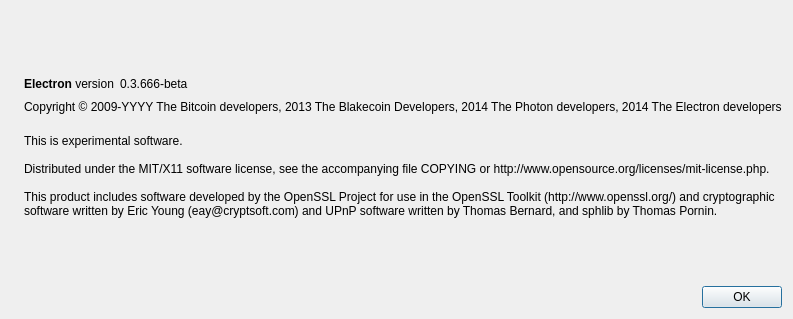
Before: the Qt Designer form src/qt/forms/aboutdialog.ui in cinnamoncoin/https---github.com-cinnamoncoin-Electron-ELT, drawn with Qt 5.
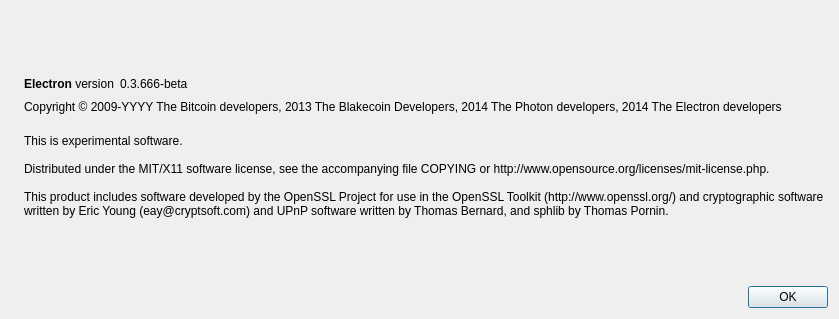
After: the same form once the commit is applied. Icons and pictures are not drawn.

Diff of the .ui file:
```diff
--- a/src/qt/forms/aboutdialog.ui
+++ b/src/qt/forms/aboutdialog.ui
@@ -6,7 +6,7 @@
    <rect>
     <x>0</x>
     <y>0</y>
-    <width>593</width>
+    <width>839</width>
     <height>319</height>
    </rect>
   </property>
```
